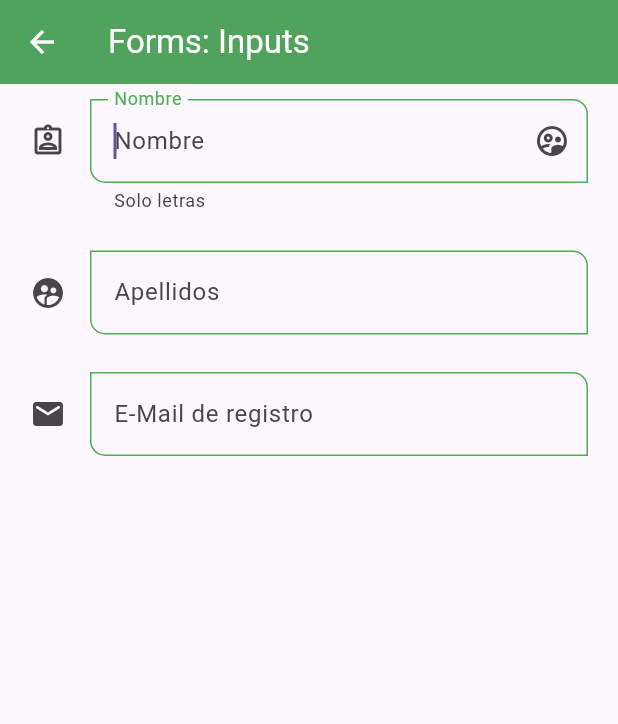
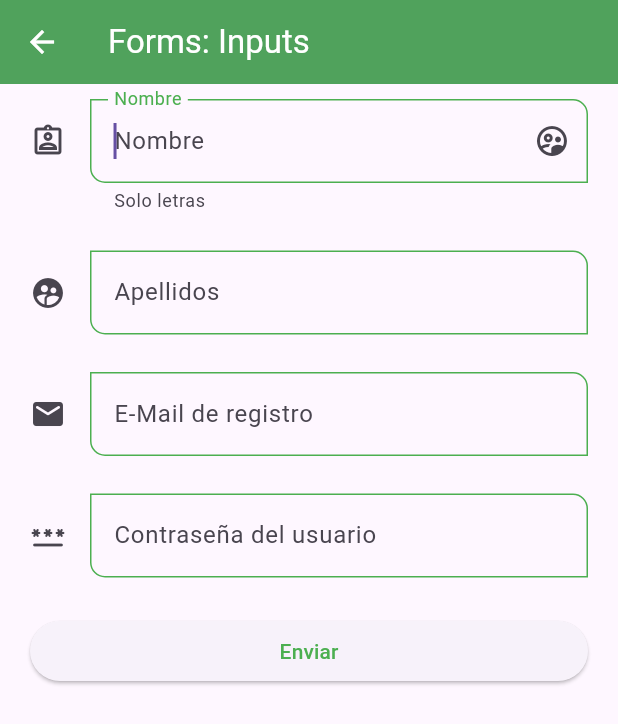
Before and after one commit to pebosch/fl_components, a Flutter app: the InputsScreen screen opened by its route, on a phone screen of 412 x 824 dp. Shown: the top 724 px of the screen. Run offline on Flutter 3.47's test engine with Material 3 defaults, Android fonts, the phone set to English and light mode, and no system bars.

Commit message:
Botón enviar

```diff
--- a/lib/screens/inputs_screen.dart
+++ b/lib/screens/inputs_screen.dart
@@ -7,12 +7,16 @@ class InputsScreen extends StatelessWidget {
 
   @override
   Widget build(BuildContext context) {
+
+
+
     return Scaffold(
       appBar: AppBar(
         title: Text("Forms: Inputs"),
       ),
       body: SingleChildScrollView(
         padding: EdgeInsets.symmetric(vertical: 10, horizontal: 20),
+         child: Form(
            child: Column(
             children: [
               CustomTextFormField(
@@ -35,8 +39,27 @@ class InputsScreen extends StatelessWidget {
                 icon: Icons.email_rounded,
                 keyboardType: TextInputType.emailAddress,
               ),
+              SizedBox( height: 25),
+              CustomTextFormField(
+                hintText: 'Contraseña',
+                labelText: 'Contraseña del usuario',
+                icon: Icons.password_rounded,
+                keyboardType: TextInputType.emailAddress,
+                obscureText: true,
+              ),
+              SizedBox( height: 25),
+              ElevatedButton(
+                onPressed: (){
+
+                },
+                child: SizedBox(
+                  width: double.infinity,
+                  child: Center(child: Text('Enviar'))
+                )
+              )
 
             ],
+           ),
          )
       ),
     );
--- a/lib/widgets/custom_text_form_field.dart
+++ b/lib/widgets/custom_text_form_field.dart
@@ -8,9 +8,10 @@ class CustomTextFormField extends StatelessWidget {
   final IconData? icon;
   final IconData? suffixIcon;
   final TextInputType? keyboardType;
+  final bool obscureText;
 
   const CustomTextFormField({
-    super.key, this.hintText, this.labelText, this.helperText, this.icon, this.suffixIcon, this.keyboardType,
+    super.key, this.hintText, this.labelText, this.helperText, this.icon, this.suffixIcon, this.keyboardType, this.obscureText=false,
   });
 
   @override
@@ -20,6 +21,7 @@ class CustomTextFormField extends StatelessWidget {
       //initialValue: 'Da',
       textCapitalization: TextCapitalization.words,
       keyboardType: keyboardType,
+      obscureText: obscureText,
       onChanged: (value) {
         print('Valor: $value');
       },
```
Lines whose indentation alone changed are shown as unchanged.
